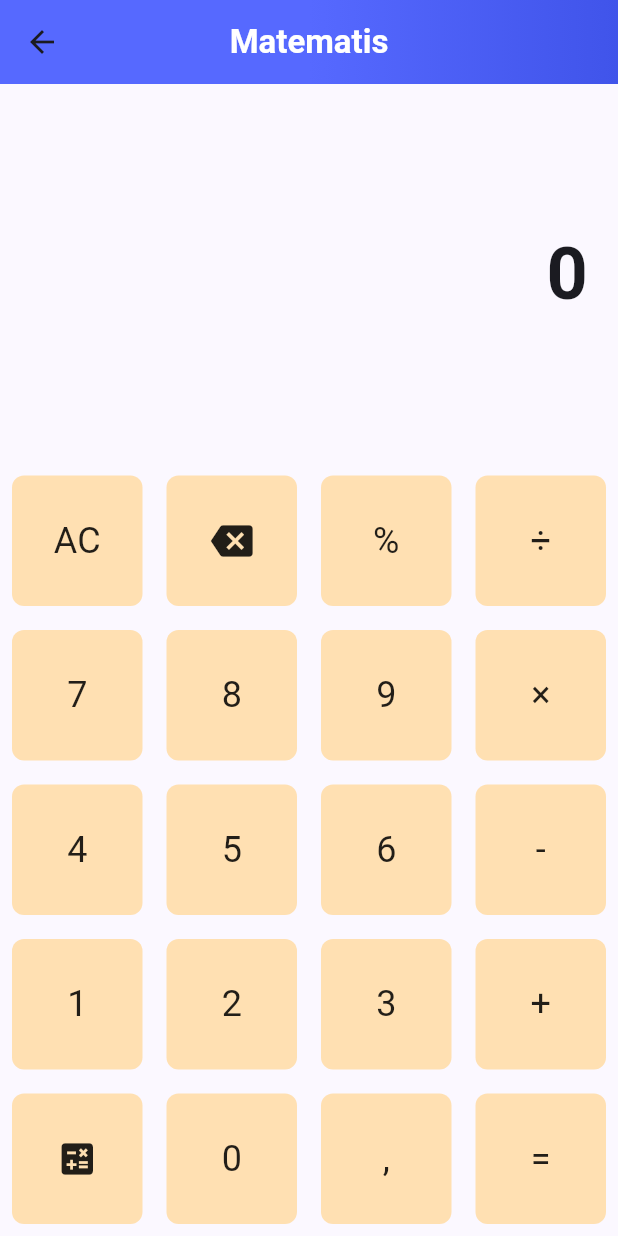
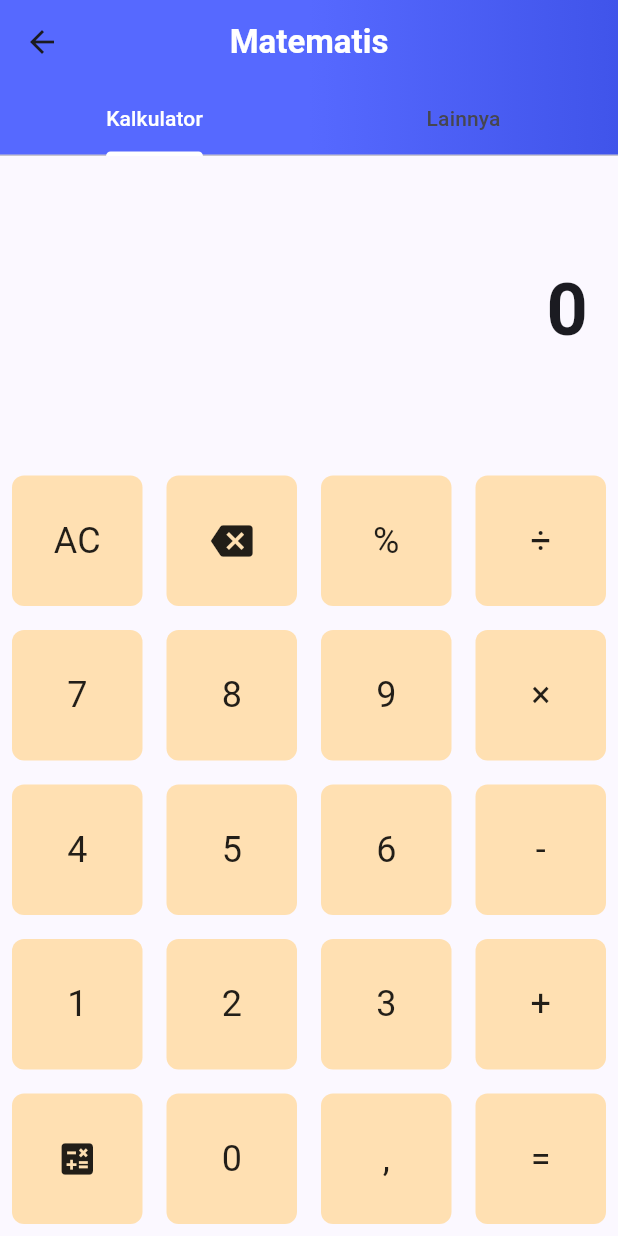
Before and after one commit to NaufalZA/GorBook, a Flutter app: the Calculator screen opened directly, on a phone screen of 412 x 824 dp. Run offline on Flutter 3.47's test engine with Material 3 defaults, Android fonts, the light colour scheme and no system bars; our stand-ins replace math_expressions, shared_preferences; accounts and stored records are empty.

Commit message:
feat(math)

```diff
--- a/lib/Matematis/calculator.dart
+++ b/lib/Matematis/calculator.dart
@@ -1,5 +1,5 @@
 import 'package:flutter/material.dart';
-import 'package:math_expressions/math_expressions.dart';  // Import math_expressions
+import 'package:math_expressions/math_expressions.dart';
 
 class Calculator extends StatefulWidget {
   @override
@@ -7,6 +7,55 @@ class Calculator extends StatefulWidget {
 }
 
 class CalculatorState extends State<Calculator> {
+  @override
+  Widget build(BuildContext context) {
+    return DefaultTabController(
+      length: 2,
+      child: Scaffold(
+        appBar: AppBar(
+          title: const Text(
+            'Matematis',
+            style: TextStyle(
+              color: Colors.white,
+              fontWeight: FontWeight.bold,
+            ),
+          ),
+          centerTitle: true,
+          flexibleSpace: Container(
+            decoration: const BoxDecoration(
+              gradient: LinearGradient(
+                colors: [Color(0xFF5669FF), Color(0xFF4054EA)],
+                stops: [0.5, 1.0],
+              ),
+            ),
+          ),
+          bottom: const TabBar(
+            tabs: [
+              Tab(text: 'Kalkulator'),
+              Tab(text: 'Lainnya'),
+            ],
+            labelColor: Colors.white,
+            indicatorColor: Colors.white,
+          ),
+          elevation: 0,
+        ),
+        body: TabBarView(
+          children: [
+            CalculatorTab(),
+            LainnyaTab(),
+          ],
+        ),
+      ),
+    );
+  }
+}
+
+class CalculatorTab extends StatefulWidget {
+  @override
+  _CalculatorTabState createState() => _CalculatorTabState();
+}
+
+class _CalculatorTabState extends State<CalculatorTab> {
   String _output = "0";
 
   void _buttonPressed(String text) {
@@ -65,27 +114,7 @@ class CalculatorState extends State<Calculator> {
 
   @override
   Widget build(BuildContext context) {
-    return Scaffold(
-      appBar: AppBar(
-        title: const Text(
-          'Matematis',
-          style: TextStyle(
-            color: Colors.white,
-            fontWeight: FontWeight.bold,
-          ),
-        ),
-        centerTitle: true,
-        flexibleSpace: Container(
-          decoration: const BoxDecoration(
-            gradient: LinearGradient(
-              colors: [Color(0xFF5669FF), Color(0xFF4054EA)],
-              stops: [0.5, 1.0],
-            ),
-          ),
-        ),
-        elevation: 0,
-      ),
-      body: Column(
+    return Column(
       children: [
         Expanded(
           child: Container(
@@ -100,7 +129,7 @@ class CalculatorState extends State<Calculator> {
         GridView.builder(
           shrinkWrap: true,
           gridDelegate: SliverGridDelegateWithFixedCrossAxisCount(crossAxisCount: 4),
-            itemCount: 20,  // Total buttons now is 20
+          itemCount: 20,
           itemBuilder: (context, index) {
             final buttons = [
               'AC', '←', '%', '÷',
@@ -133,6 +162,17 @@ class CalculatorState extends State<Calculator> {
           },
         ),
       ],
+    );
+  }
+}
+
+class LainnyaTab extends StatelessWidget {
+  @override
+  Widget build(BuildContext context) {
+    return Center(
+      child: Text(
+        'Konten Lainnya',
+        style: TextStyle(fontSize: 24),
       ),
     );
   }
```
Also changed, not shown: lib/Matematis/currency.dart (+100 -0 lines). Lines whose indentation alone changed are shown as unchanged.
